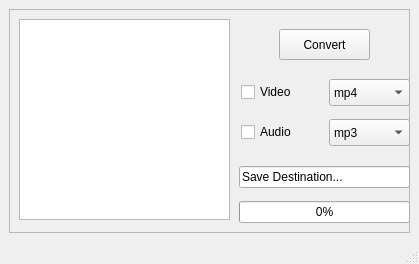
Above: FFAudX.ui from Darrel12/FFAudX before the change. Below: the same form after it.
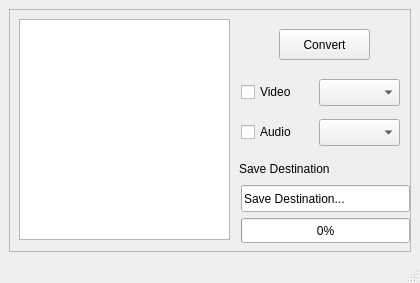
That is the form after the change. Icons and pictures are not drawn. Custom widgets are drawn as their Qt base class.

```diff
--- a/FFAudX.ui
+++ b/FFAudX.ui
@@ -6,8 +6,8 @@
    <rect>
     <x>0</x>
     <y>0</y>
-    <width>419</width>
-    <height>264</height>
+    <width>420</width>
+    <height>283</height>
    </rect>
   </property>
   <property name="windowTitle">
@@ -30,32 +30,6 @@
       <property name="frameShadow">
        <enum>QFrame::Raised</enum>
       </property>
-      <widget class="QWidget" name="verticalLayoutWidget">
-       <property name="geometry">
-        <rect>
-         <x>230</x>
-         <y>150</y>
-         <width>171</width>
-         <height>71</height>
-        </rect>
-       </property>
-       <layout class="QVBoxLayout" name="layout_save_progress">
-        <item>
-         <widget class="QLineEdit" name="txt_save">
-          <property name="text">
-           <string>Save Destination...</string>
-          </property>
-         </widget>
-        </item>
-        <item>
-         <widget class="QProgressBar" name="progress_bar">
-          <property name="value">
-           <number>0</number>
-          </property>
-         </widget>
-        </item>
-       </layout>
-      </widget>
       <widget class="QPushButton" name="btn_convert">
        <property name="geometry">
         <rect>
@@ -75,7 +49,7 @@
          <x>10</x>
          <y>10</y>
          <width>211</width>
-         <height>201</height>
+         <height>221</height>
         </rect>
        </property>
       </widget>
@@ -84,7 +58,7 @@
         <rect>
          <x>232</x>
          <y>72</y>
-         <width>82</width>
+         <width>71</width>
          <height>22</height>
         </rect>
        </property>
@@ -95,7 +69,7 @@
       <widget class="QComboBox" name="combo_video">
        <property name="geometry">
         <rect>
-         <x>320</x>
+         <x>310</x>
          <y>70</y>
          <width>81</width>
          <height>27</height>
@@ -107,6 +81,11 @@
          <verstretch>0</verstretch>
         </sizepolicy>
        </property>
+       <item>
+        <property name="text">
+         <string/>
+        </property>
+       </item>
        <item>
         <property name="text">
          <string>mp4</string>
@@ -136,12 +115,17 @@
       <widget class="QComboBox" name="combo_audio">
        <property name="geometry">
         <rect>
-         <x>320</x>
+         <x>310</x>
          <y>110</y>
          <width>81</width>
          <height>27</height>
         </rect>
        </property>
+       <item>
+        <property name="text">
+         <string/>
+        </property>
+       </item>
        <item>
         <property name="text">
          <string>mp3</string>
@@ -163,7 +147,7 @@
         <rect>
          <x>232</x>
          <y>112</y>
-         <width>82</width>
+         <width>71</width>
          <height>22</height>
         </rect>
        </property>
@@ -171,6 +155,45 @@
         <string>Audio</string>
        </property>
       </widget>
+      <widget class="QLabel" name="label">
+       <property name="geometry">
+        <rect>
+         <x>230</x>
+         <y>150</y>
+         <width>171</width>
+         <height>20</height>
+        </rect>
+       </property>
+       <property name="text">
+        <string>Save Destination</string>
+       </property>
+      </widget>
+      <widget class="QLineEdit" name="txt_save">
+       <property name="geometry">
+        <rect>
+         <x>232</x>
+         <y>176</y>
+         <width>169</width>
+         <height>27</height>
+        </rect>
+       </property>
+       <property name="text">
+        <string>Save Destination...</string>
+       </property>
+      </widget>
+      <widget class="QProgressBar" name="progress_bar">
+       <property name="geometry">
+        <rect>
+         <x>232</x>
+         <y>209</y>
+         <width>169</width>
+         <height>25</height>
+        </rect>
+       </property>
+       <property name="value">
+        <number>0</number>
+       </property>
+      </widget>
      </widget>
     </item>
    </layout>
```
Left out of the diff: 2 changed lines with no effect on the pictures.
